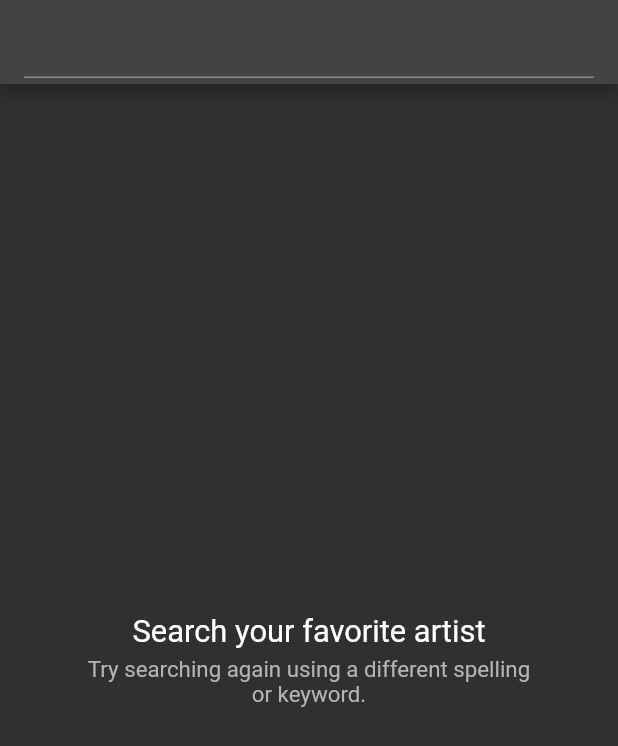
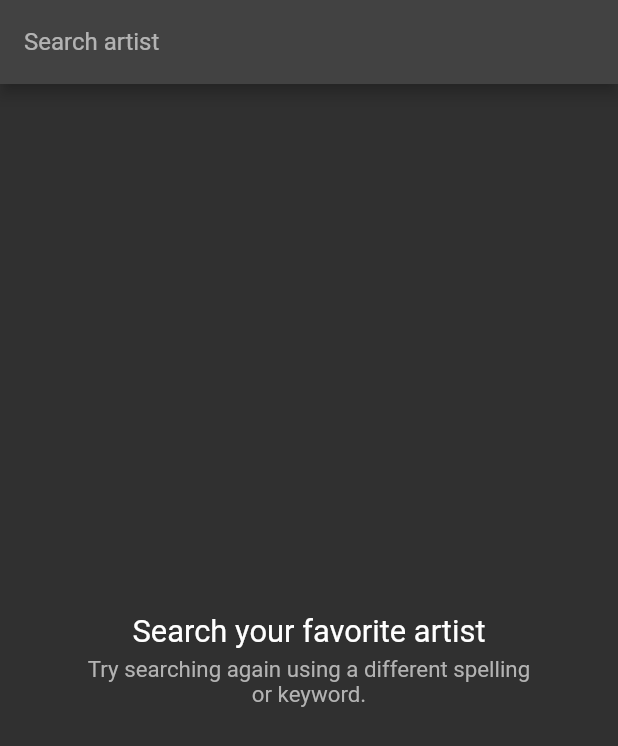
Before and after one commit to Muhibush/music_player, a Flutter app: the screen it shows after launch, on a phone screen of 412 x 824 dp. Shown: the top 746 px of the screen. Run offline on Flutter 3.47's test engine with Material 2 defaults, Android fonts, the phone set to English and light mode, and no system bars; our stand-ins replace bloc, bloc_concurrency, dartz, equatable, flutter_bloc, flutter_screenutil and 4 more; Roboto replaces fonts that are missing (Signika Negative).

Commit message:
feat: ui search bar

```diff
--- a/lib/feature/music_player/presentation/pages/music_player_page.dart
+++ b/lib/feature/music_player/presentation/pages/music_player_page.dart
@@ -17,6 +17,11 @@ class MusicPlayerPage extends StatelessWidget {
     return Scaffold(
       appBar: AppBar(
         title: TextField(
+          style: const TextStyle(color: Colors.white),
+          decoration: const InputDecoration(
+            hintText: 'Search artist',
+            border: InputBorder.none,
+          ),
           onChanged: (str) {
             context.read<MusicBloc>().add(MusicSearched(str));
           },
```
